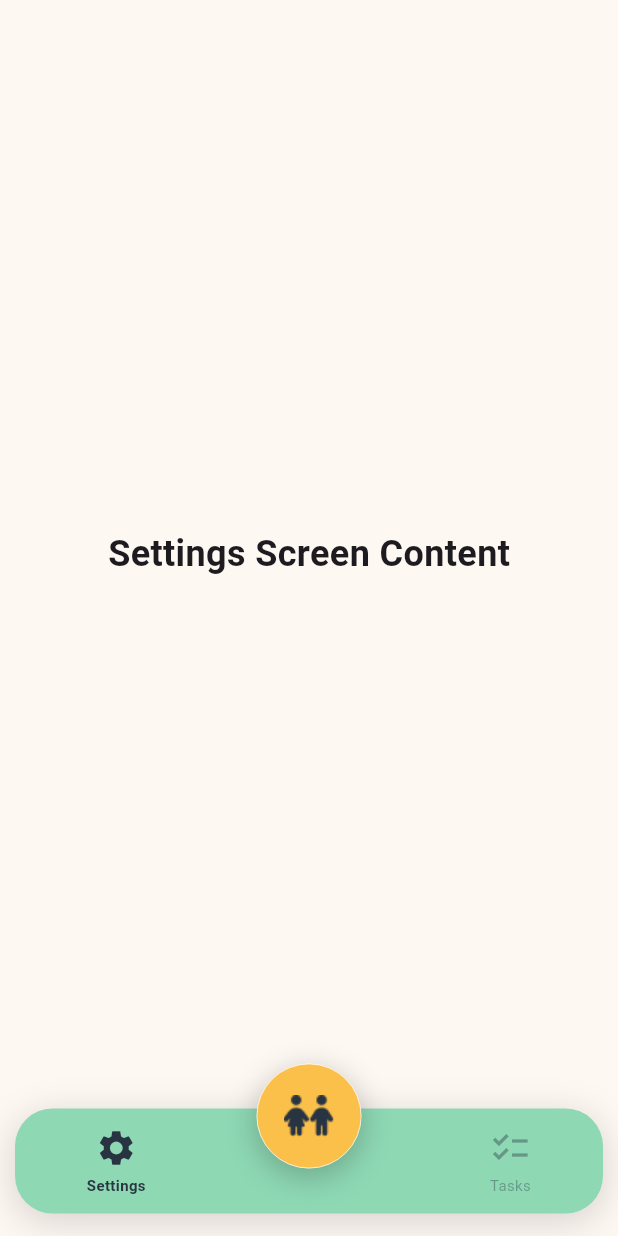
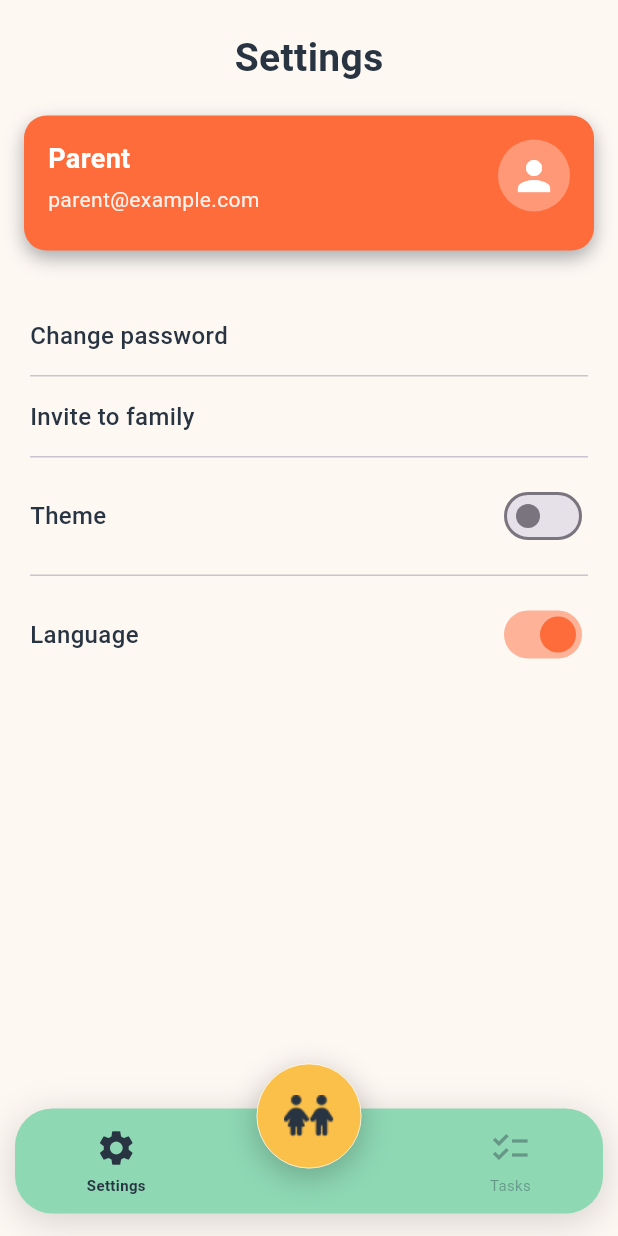
Before and after one commit to gara0xq/Noname-name, a Flutter app: the screen it shows after launch, after a tap on "Settings", on a phone screen of 412 x 824 dp. Run offline on Flutter 3.47's test engine with Material 3 defaults, Android fonts, the phone set to English and light mode, and no system bars; our stand-ins replace dio, get; network calls fail.

Commit message:
add FamilyInviteDialog with mock invitation code and UserProfileCard components; enhance SettingsScreen with user profile and settings options

```diff
--- a/lib/features/Home/Controller/home_controller.dart
+++ b/lib/features/Home/Controller/home_controller.dart
@@ -4,14 +4,13 @@ import '../model/user_model.dart';
 import '../model/child_model.dart';
 
 class HomeController extends GetxController {
+  static HomeController get instance => Get.find<HomeController>(); // ✅ إضافة هذا السطر
 
   final isLoading = true.obs;
-
   final userName = 'Loading...'.obs;
-
+  final userEmail = 'Loading...'.obs; // ✅ تأكد أن userEmail موجود
+  final familyCode = 'Generating...'.obs;
   final childrenList = <ChildModel>[].obs;
-
-
 
   final DioClient _dioClient = DioClient();
 
@@ -24,10 +23,7 @@ class HomeController extends GetxController {
   void fetchAllData() async {
     isLoading.value = true;
 
-    await Future.wait([
-      _fetchUserData(),
-      _fetchChildrenList(),
-    ]);
+    await Future.wait([_fetchUserData(), _fetchChildrenList()]);
 
     isLoading.value = false;
   }
@@ -40,16 +36,17 @@ class HomeController extends GetxController {
 
       if (response.statusCode == 200 && response.data != null) {
         final user = UserModel.fromJson(response.data);
-
         userName.value = user.name ?? 'Guest User';
+        userEmail.value = user.email ?? 'parent@example.com'; // ✅ تأكد من تعبئة userEmail
+        familyCode.value = user.familyCode ?? 'N/A';
       }
     } catch (e) {
-
       userName.value = 'Parent';
+      userEmail.value = 'parent@example.com'; // ✅ القيمة الافتراضية
+      familyCode.value = '123456';
       print('Error fetching user data: $e');
     }
   }
-
 
   Future<void> _fetchChildrenList() async {
     const String uri = '/user/child/getChildren';
--- a/lib/features/Home/Model/user_model.dart
+++ b/lib/features/Home/Model/user_model.dart
@@ -7,7 +7,7 @@ class UserModel {
     return UserModel(
       name: json['name'],
       email: json['email'],
-      familyCode: json['family_code'],
+      familyCode: json['family_code'] ?? json['family_code'],
     );
   }
 
--- /dev/null
+++ b/lib/features/Home/View/components/setting_option_row.dart
@@ -0,0 +1,39 @@
+import 'package:flutter/material.dart';
+import '../../../../data/constants/app_colors.dart';
+
+class SettingOptionRow extends StatelessWidget {
+  final String title;
+  final Widget? trailing;
+  final VoidCallback? onTap;
+
+  const SettingOptionRow({
+    super.key,
+    required this.title,
+    this.trailing,
+    this.onTap,
+  });
+
+  @override
+  Widget build(BuildContext context) {
+    return InkWell(
+      onTap: onTap,
+      child: Padding(
+        padding: const EdgeInsets.symmetric(horizontal: 20, vertical: 15),
+        child: Row(
+          mainAxisAlignment: MainAxisAlignment.spaceBetween,
+          children: [
+            Text(
+              title,
+              style: TextStyle(
+                fontSize: 16,
+                color: AppColors.darkPrimary,
+                fontWeight: FontWeight.w500,
+              ),
+            ),
+            if (trailing != null) trailing!,
+          ],
+        ),
+      ),
+    );
+  }
+}
--- /dev/null
+++ b/lib/features/Home/View/components/user_profile_card.dart
@@ -0,0 +1,77 @@
+import 'package:flutter/material.dart';
+import 'package:get/get.dart';
+import '../../../../data/constants/app_colors.dart';
+import 'package:no_name/features/Home/controller/home_controller.dart';
+
+class UserProfileCard extends StatelessWidget {
+  const UserProfileCard({super.key});
+
+  @override
+  Widget build(BuildContext context) {
+    final HomeController controller = Get.find<HomeController>();
+
+    return Container(
+      margin: const EdgeInsets.symmetric(horizontal: 16, vertical: 20),
+      padding: const EdgeInsets.all(16),
+      decoration: BoxDecoration(
+        color: AppColors.taskCardYellow,
+        borderRadius: BorderRadius.circular(15),
+        boxShadow: [
+          BoxShadow(
+            color: AppColors.darkPrimary.withOpacity(0.4),
+            blurRadius: 10,
+            offset: const Offset(0, 5),
+          ),
+        ],
+      ),
+      child: Row(
+        crossAxisAlignment: CrossAxisAlignment.start,
+        children: [
+          Expanded(
+            child: Column(
+              crossAxisAlignment: CrossAxisAlignment.start,
+              children: [
+                Obx(
+                  () => Text(
+                    controller.userName.value,
+                    style: const TextStyle(
+                      fontSize: 18,
+                      fontWeight: FontWeight.bold,
+                      color: Colors.white,
+                    ),
+                  ),
+                ),
+                const SizedBox(height: 4),
+                Obx(
+                  () => Text(
+                    controller.userEmail.value,
+                    style: TextStyle(
+                      fontSize: 14,
+                      color: Colors.white.withOpacity(0.9),
+                    ),
+                  ),
+                ),
+                const SizedBox(height: 8),
+                SizedBox(width: 4),
+              ],
+            ),
+          ),
+          const SizedBox(width: 10),
+          Container(
+            width: 48,
+            height: 48,
+            decoration: BoxDecoration(
+              color: Colors.white.withOpacity(0.3),
+              shape: BoxShape.circle,
+            ),
+            child: const Icon(
+              Icons.person,
+              size: 32,
+              color: Colors.white,
+            ),
+          ),
+        ],
+      ),
+    );
+  }
+}
--- a/lib/features/Home/View/settings_screen.dart
+++ b/lib/features/Home/View/settings_screen.dart
@@ -1,14 +1,95 @@
 import 'package:flutter/material.dart';
+import 'package:get/get.dart';
+import '../../../../data/constants/app_colors.dart';
+import 'components/user_profile_card.dart';
+import 'components/setting_option_row.dart';
+import 'components/family_invite_dialog.dart';
 
-class SettingsScreen extends StatelessWidget {
+class SettingsScreen extends StatefulWidget {
   const SettingsScreen({super.key});
 
   @override
+  State<SettingsScreen> createState() => _SettingsScreenState();
+}
+
+class _SettingsScreenState extends State<SettingsScreen> {
+  bool isThemeDark = false;
+  bool isLanguageEn = true;
+
+  @override
   Widget build(BuildContext context) {
-    return const Center(
-      child: Text(
-        'Settings Screen Content',
-        style: TextStyle(fontSize: 24, fontWeight: FontWeight.bold),
+
+    return Scaffold(
+      backgroundColor: AppColors.beigeBackground,
+      body: SafeArea(
+        child: SingleChildScrollView(
+          child: Column(
+            crossAxisAlignment: CrossAxisAlignment.start,
+            children: [
+              const Padding(
+                padding: EdgeInsets.only(top: 20, bottom: 0),
+                child: Center(
+                  child: Text(
+                    'Settings',
+                    style: TextStyle(
+                      fontSize: 26,
+                      fontWeight: FontWeight.bold,
+                      color: AppColors.darkPrimary,
+                    ),
+                  ),
+                ),
+              ),
+              const UserProfileCard(),
+
+              const SizedBox(height: 10),
+
+              SettingOptionRow(
+                title: 'Change password',
+                onTap: () {
+                  print('Change password clicked');
+                },
+              ),
+              const Divider(indent: 20, endIndent: 20, height: 1),
+
+              SettingOptionRow(
+                title: 'Invite to family',
+                onTap: () {
+                  Get.dialog(FamilyInviteDialog());
+                },
+              ),
+              const Divider(indent: 20, endIndent: 20, height: 1),
+
+              SettingOptionRow(
+                title: 'Theme',
+                trailing: Switch(
+                  value: isThemeDark,
+                  onChanged: (bool value) {
+                    setState(() {
+                      isThemeDark = value;
+                    });
+                    print('Theme switch changed to: $value');
+                  },
+                  activeColor: AppColors.taskCardYellow,
+                ),
+              ),
+              const Divider(indent: 20, endIndent: 20, height: 1),
+
+              SettingOptionRow(
+                title: 'Language',
+                trailing: Switch(
+                  value: isLanguageEn,
+                  onChanged: (bool value) {
+                    setState(() {
+                      isLanguageEn = value;
+                    });
+                    print('Language switch changed to: $value');
+                  },
+                  activeColor: AppColors.taskCardYellow,
+                ),
+              ),
+            ],
+          ),
+        ),
       ),
     );
   }
```
Also changed, not shown: lib/features/Home/View/components/family_invite_dialog.dart (added, +149 -0 lines).
